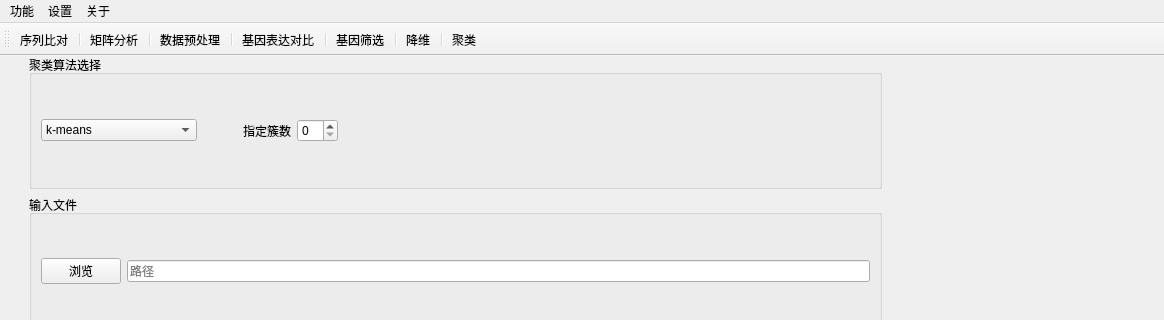
Above: mainwindow.ui from wwl-ww/BioChaInsight before the change; both pictures show x 0 to 1164 and y 0 to 320 of the 1164 by 901 pixel window. Below: the same form after it.
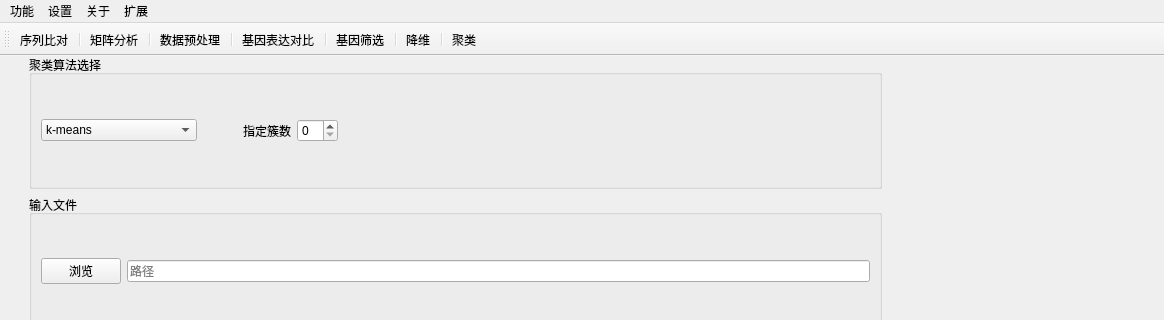
That is the form after the change.

```diff
--- a/mainwindow.ui
+++ b/mainwindow.ui
@@ -2670,9 +2670,17 @@
     <addaction name="actioncontact"/>
     <addaction name="actiontutorial"/>
    </widget>
+   <widget class="QMenu" name="menu">
+    <property name="title">
+     <string>扩展</string>
+    </property>
+    <addaction name="actionai"/>
+    <addaction name="actiondoc"/>
+   </widget>
    <addaction name="menu1"/>
    <addaction name="menu2"/>
    <addaction name="menu3"/>
+   <addaction name="menu"/>
   </widget>
   <widget class="QStatusBar" name="statusbar"/>
   <widget class="QToolBar" name="toolBar">
```
Left out of the diff: 10 changed lines with no effect on the pictures.
